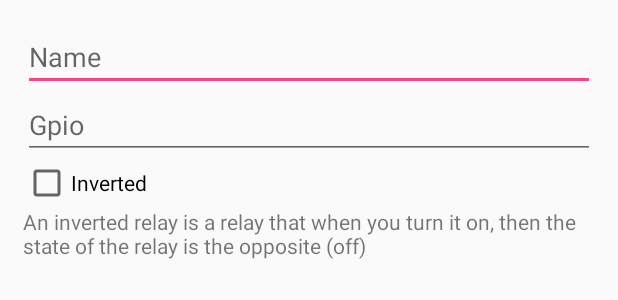
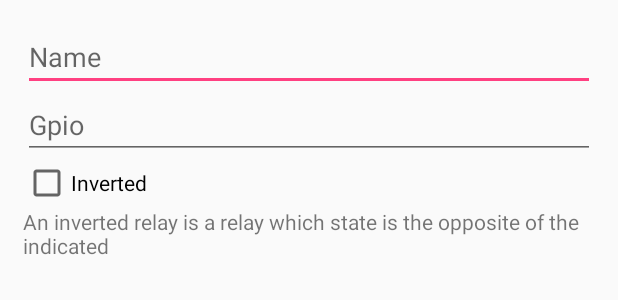
Before and after one commit to gabrielmdc/gcr-cli-android, an Android app: the layout dialog_relay.xml on its own in the app's theme, with its tools: preview values and no code run, on a phone screen of 412 x 824 dp. Shown: the top 300 px of the screen. Run offline under Robolectric (Android 15) with nearby library versions, the phone set to English and light mode, and no system bars.

Commit message:
Add: danish translation and improve the spanish and english

```diff
--- a/app/src/main/res/values/strings.xml
+++ b/app/src/main/res/values/strings.xml
@@ -10,8 +10,7 @@
     <string name="relay_dialog_hint_name">Name</string>
     <string name="relay_dialog_hint_gpio">Gpio</string>
     <string name="relay_dialog_hint_inverted">Inverted</string>
-    <string name="relay_dialog_hint_inverted_text">An inverted relay is a relay that when you turn
-        it on, then the state of the relay is the opposite (off)</string>
+    <string name="relay_dialog_hint_inverted_text">An inverted relay is a relay which state is the opposite of the indicated</string>
     <string name="relay_add">Add new relay</string>
     <string name="relay_edit">Edit relay</string>
 
```
Also changed, not shown: 2 other files.
